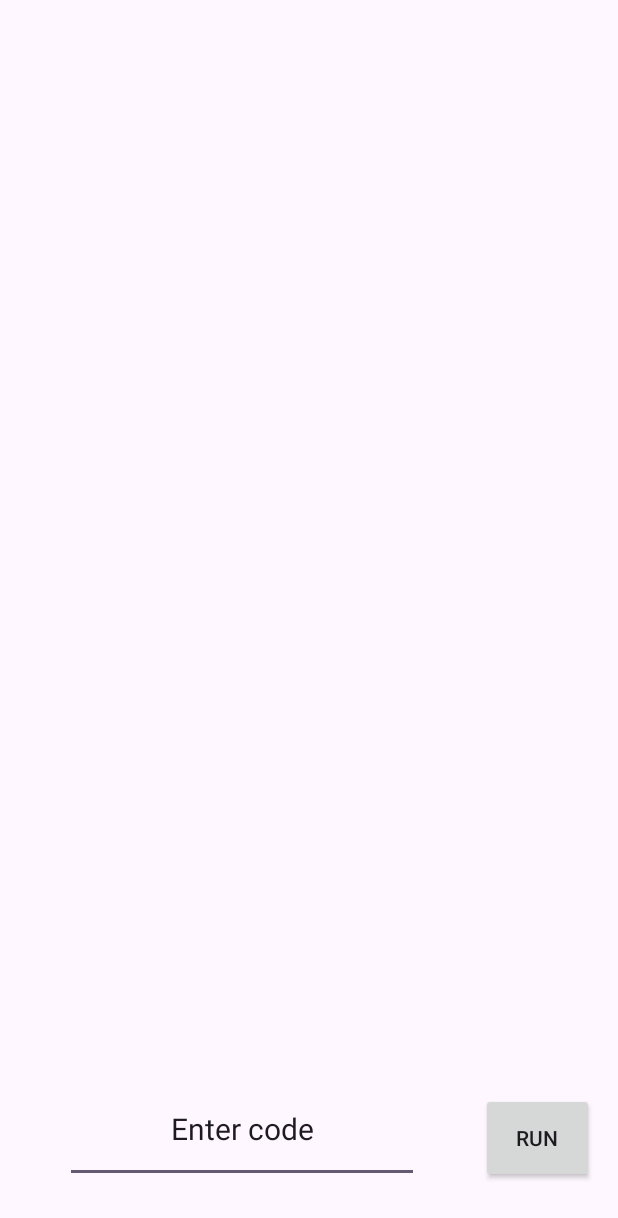
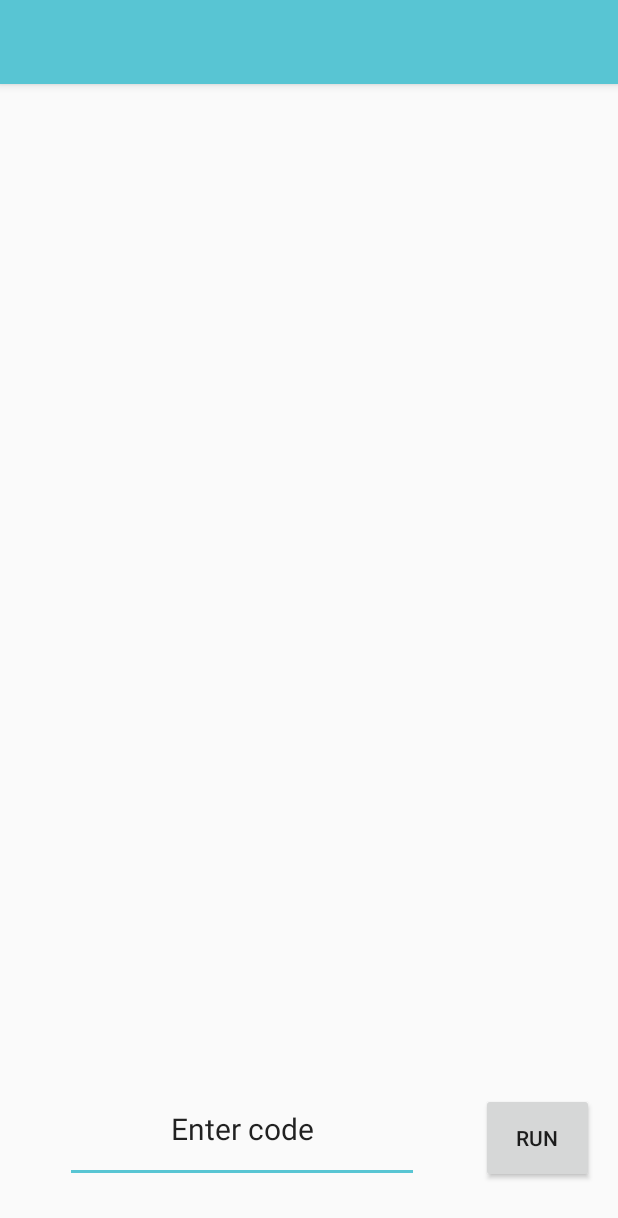
Before and after one commit to CodeThyDominus/Syntax_Spy, an Android app: the layout activity_main.xml on its own in the app's theme, with its tools: preview values and no code run, on a phone screen of 412 x 824 dp. Shown: the top 1218 px of the screen. Run offline under Robolectric (Android 15) with nearby library versions, the phone set to English and light mode, and no system bars.

Commit message:
adding toolbar

```diff
--- a/app/src/main/AndroidManifest.xml
+++ b/app/src/main/AndroidManifest.xml
@@ -7,15 +7,15 @@
         android:allowBackup="true"
         android:dataExtractionRules="@xml/data_extraction_rules"
         android:fullBackupContent="@xml/backup_rules"
-        android:icon="@mipmap/ic_launcher"
+        android:icon="@mipmap/logo_round"
         android:label="@string/app_name"
         android:roundIcon="@mipmap/logo_round"
         android:supportsRtl="true"
-        android:theme="@style/Theme.SyntaxSpy"
         tools:targetApi="31">
         <activity
             android:name=".MainActivity"
-            android:exported="true"/>
+            android:exported="true"
+            android:theme="@style/AppTheme" />
         <activity android:name=".IntroActivity"
             android:exported="true">
             <intent-filter>
--- a/app/src/main/java/com/deucalion/syntaxspy/MainActivity.java
+++ b/app/src/main/java/com/deucalion/syntaxspy/MainActivity.java
@@ -1,6 +1,7 @@
 package com.deucalion.syntaxspy;
 
 import androidx.appcompat.app.AppCompatActivity;
+import androidx.appcompat.widget.Toolbar;
 
 import android.os.Bundle;
 
@@ -10,5 +11,9 @@ public class MainActivity extends AppCompatActivity {
     protected void onCreate(Bundle savedInstanceState) {
         super.onCreate(savedInstanceState);
         setContentView(R.layout.activity_main);
+
+        Toolbar toolbar = (Toolbar) findViewById(R.id.toolbar);
+
+        setSupportActionBar(toolbar);
     }
 }
--- a/app/src/main/res/layout/activity_main.xml
+++ b/app/src/main/res/layout/activity_main.xml
@@ -36,5 +36,23 @@
         app:layout_constraintTop_toTopOf="parent"
         app:layout_constraintVertical_bias="0.954" />
 
+    <com.google.android.material.appbar.AppBarLayout
+        android:layout_width="0dp"
+        android:layout_height="wrap_content"
+        app:layout_constraintEnd_toEndOf="parent"
+        app:layout_constraintStart_toStartOf="parent"
+        app:layout_constraintTop_toTopOf="parent">
+
+        <androidx.appcompat.widget.Toolbar
+            android:id="@+id/toolbar"
+            android:layout_width="match_parent"
+            android:layout_height="wrap_content"
+            android:background="?attr/colorPrimary"
+            android:minHeight="?attr/actionBarSize"
+            android:theme="?attr/actionBarTheme"
+            tools:layout_editor_absoluteX="0dp"
+            tools:layout_editor_absoluteY="0dp" />
+
+    </com.google.android.material.appbar.AppBarLayout>
 
 </androidx.constraintlayout.widget.ConstraintLayout>
--- a/app/src/main/res/values-night/themes.xml
+++ b/app/src/main/res/values-night/themes.xml
@@ -1,7 +1,10 @@
-<resources xmlns:tools="http://schemas.android.com/tools">
+<resources>
     <!-- Base application theme. -->
-    <style name="Base.Theme.SyntaxSpy" parent="Theme.Material3.DayNight.NoActionBar">
-        <!-- Customize your dark theme here. -->
-        <!-- <item name="colorPrimary">@color/my_dark_primary</item> -->
+    <style name="AppTheme" parent="Theme.AppCompat.Light.NoActionBar">
+        <!-- Customize your theme here. -->
+        <item name="colorPrimary">@color/white</item>
+        <item name="colorPrimaryDark">@color/white</item>
+        <item name="colorAccent">@color/white</item>
     </style>
+
 </resources>
--- a/app/src/main/res/values/colors.xml
+++ b/app/src/main/res/values/colors.xml
@@ -2,4 +2,5 @@
 <resources>
     <color name="black">#FF000000</color>
     <color name="white">#FFFFFFFF</color>
+    <color name="toolbar">#58C5D3</color>
 </resources>
--- a/app/src/main/res/values/themes.xml
+++ b/app/src/main/res/values/themes.xml
@@ -1,9 +1,10 @@
-<resources xmlns:tools="http://schemas.android.com/tools">
+<resources>
     <!-- Base application theme. -->
-    <style name="Base.Theme.SyntaxSpy" parent="Theme.Material3.DayNight.NoActionBar">
-        <!-- Customize your light theme here. -->
-        <!-- <item name="colorPrimary">@color/my_light_primary</item> -->
+    <style name="AppTheme" parent="Theme.AppCompat.Light.NoActionBar">
+        <!-- Customize your theme here. -->
+        <item name="colorPrimary">@color/toolbar</item>
+        <item name="colorPrimaryDark">@color/toolbar</item>
+        <item name="colorAccent">@color/toolbar</item>
     </style>
 
-    <style name="Theme.SyntaxSpy" parent="Base.Theme.SyntaxSpy" />
 </resources>
```
